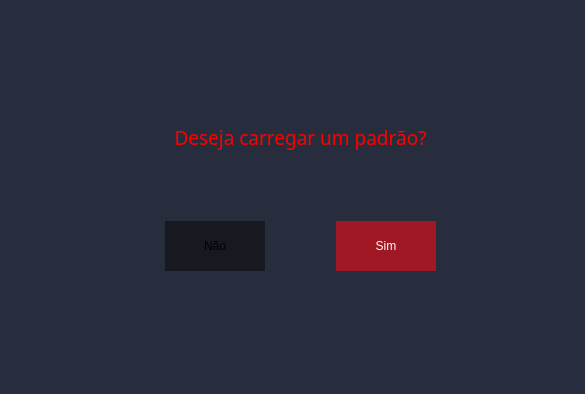
This is reddragons/interface/ui_files/padrao.ui in Red-Dragons-UFSCar/red-visao as Qt 5 draws it before an edit. The edited form follows.
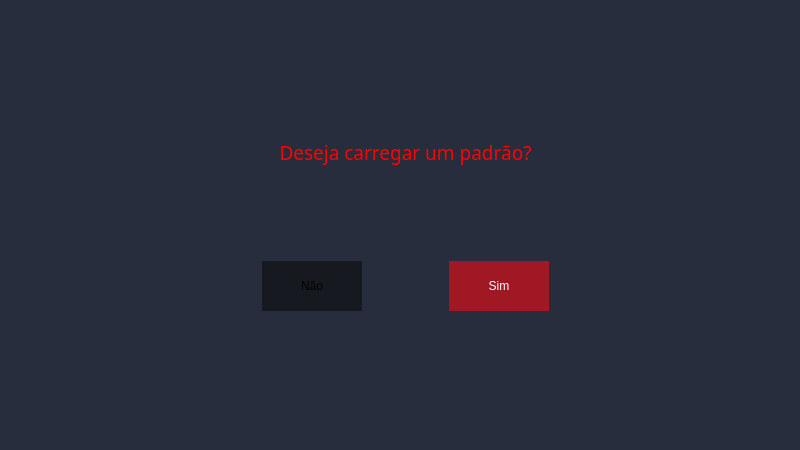
This is the edited form.

Commit message: nova interface padrao.ui

Patch:
```diff
--- a/reddragons/interface/ui_files/padrao.ui
+++ b/reddragons/interface/ui_files/padrao.ui
@@ -6,8 +6,8 @@
    <rect>
     <x>0</x>
     <y>0</y>
-    <width>585</width>
-    <height>394</height>
+    <width>800</width>
+    <height>450</height>
    </rect>
   </property>
   <property name="windowTitle">
@@ -20,10 +20,10 @@
    <widget class="QWidget" name="verticalLayoutWidget">
     <property name="geometry">
      <rect>
-      <x>100</x>
-      <y>60</y>
-      <width>401</width>
-      <height>211</height>
+      <x>180</x>
+      <y>50</y>
+      <width>451</width>
+      <height>261</height>
      </rect>
     </property>
     <layout class="QVBoxLayout" name="verticalLayout">
```
Left out of the diff: 8 changed lines with no effect on the pictures.
